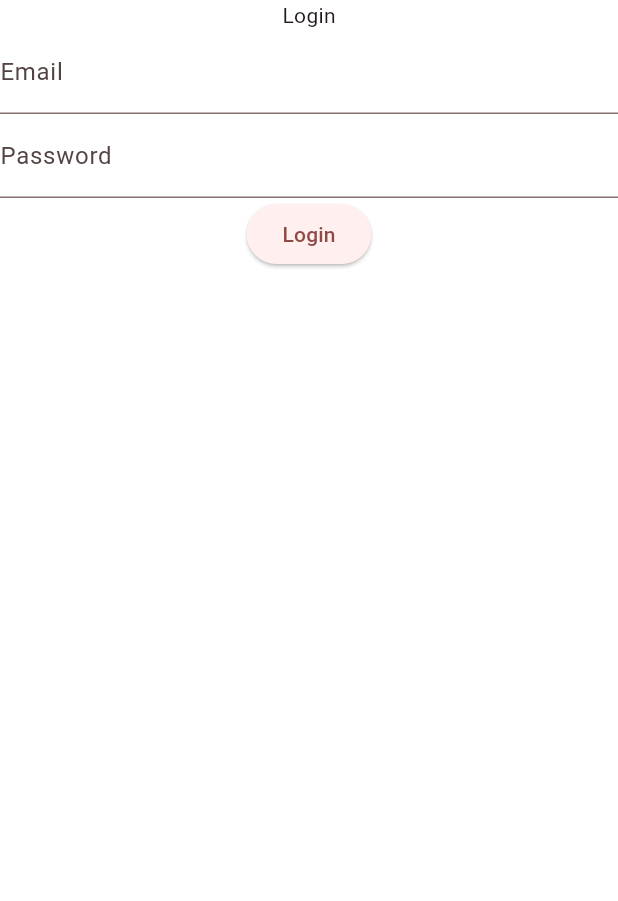
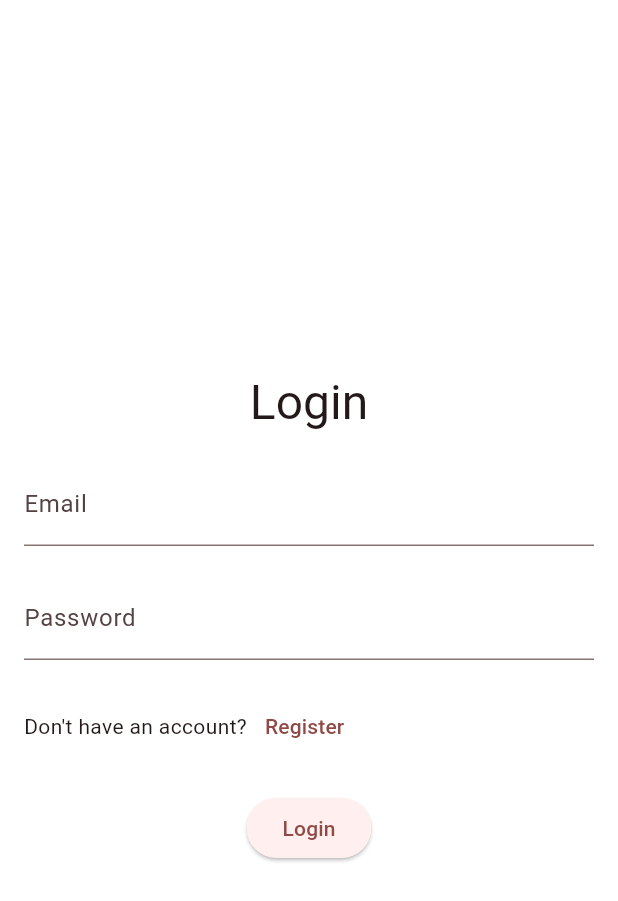
Before and after one commit to thato-codes-4-fun/pokedex_assessment, a Flutter app: the screen it shows after launch, on a phone screen of 412 x 824 dp. Shown: the top 901 px of the screen. Run offline on Flutter 3.47's test engine with Material 3 defaults, Android fonts, the light colour scheme and no system bars; our stand-ins replace firebase_auth, firebase_core, hive_flutter; accounts and stored records are empty.

Commit message:
improved login and lregisterscreen + app routing and improved auth wrapper

```diff
--- a/lib/core/auth/auth_wrapper.dart
+++ b/lib/core/auth/auth_wrapper.dart
@@ -1,11 +1,11 @@
 import 'package:flutter/material.dart';
 import 'package:pokedex_assessment/viewmodels/auth_viewmodel.dart';
 import 'package:pokedex_assessment/views/auth/login_screen.dart';
+import 'package:pokedex_assessment/views/home/home_screen.dart';
 import 'package:provider/provider.dart';
 
 class AuthWrapper extends StatelessWidget {
-  final Widget child;
-  const AuthWrapper({super.key, required this.child});
+  const AuthWrapper({super.key});
 
   @override
   Widget build(BuildContext context) {
@@ -13,6 +13,6 @@ class AuthWrapper extends StatelessWidget {
     if (authVM.currentUser == null) {
       return LoginScreen();
     }
-    return child;
+    return HomeScreen();
   }
 }
--- a/lib/core/routes/app_router.dart
+++ b/lib/core/routes/app_router.dart
@@ -1,17 +1,21 @@
 import 'package:flutter/material.dart';
 import 'package:pokedex_assessment/views/auth/login_screen.dart';
+import 'package:pokedex_assessment/views/auth/register_screen.dart';
 import 'package:pokedex_assessment/views/home/home_screen.dart';
 import 'package:pokedex_assessment/views/pokemon/pokemon_screen.dart';
 
 class AppRouter {
-  static const String auth = '/';
+  static const String login = '/login';
+  static const String register = '/register';
   static const String home = '/home';
   static const String pokemonDetails = '/pokemon-details';
 
   static Route<dynamic> generateRoute(RouteSettings settings) {
     switch (settings.name) {
-      case auth:
+      case login:
         return MaterialPageRoute(builder: (context) => const LoginScreen());
+      case register:
+        return MaterialPageRoute(builder: (context) => const RegisterScreen());
       case home:
         return MaterialPageRoute(builder: (context) => const HomeScreen());
       case pokemonDetails:
--- a/lib/main.dart
+++ b/lib/main.dart
@@ -1,10 +1,12 @@
 import 'package:firebase_core/firebase_core.dart';
 import 'package:flutter/material.dart';
 import 'package:hive_flutter/adapters.dart';
+import 'package:pokedex_assessment/core/auth/auth_wrapper.dart';
 import 'package:pokedex_assessment/core/routes/app_router.dart';
 
 import 'package:pokedex_assessment/core/theme/app_theme.dart';
 import 'package:pokedex_assessment/firebase_options.dart';
+import 'package:pokedex_assessment/viewmodels/auth_viewmodel.dart';
 import 'package:pokedex_assessment/viewmodels/theme_viewmodel.dart';
 import 'package:pokedex_assessment/views/home/home_screen.dart';
 import 'package:provider/provider.dart';
@@ -15,7 +17,13 @@
   final themeVM = ThemeViewModel();
   await Firebase.initializeApp(options: DefaultFirebaseOptions.currentPlatform);
   runApp(
-    ChangeNotifierProvider(create: (context) => themeVM, child: const MyApp()),
+    MultiProvider(
+      providers: [
+        ChangeNotifierProvider(create: (context) => themeVM),
+        ChangeNotifierProvider(create: (context) => AuthViewModel()),
+      ],
+      child: const MyApp(),
+    ),
   );
 }
 
@@ -30,7 +38,8 @@
       theme: AppTheme.lightTheme,
       darkTheme: AppTheme.darkTheme,
       onGenerateRoute: AppRouter.generateRoute,
-      initialRoute: AppRouter.auth,
+      home: AuthWrapper(),
+      // initialRoute: AppRouter.home,
     );
   }
 }
--- a/lib/views/auth/login_screen.dart
+++ b/lib/views/auth/login_screen.dart
@@ -1,4 +1,5 @@
 import 'package:flutter/material.dart';
+import 'package:pokedex_assessment/core/routes/app_router.dart';
 
 class LoginScreen extends StatefulWidget {
   const LoginScreen({super.key});
@@ -11,13 +12,39 @@ class _LoginScreenState extends State<LoginScreen> {
   @override
   Widget build(BuildContext context) {
     return Scaffold(
-      body: Center(
+      body: Padding(
+        padding: const EdgeInsets.symmetric(horizontal: 16.0),
         child: Column(
+          mainAxisAlignment: MainAxisAlignment.center,
+          crossAxisAlignment: CrossAxisAlignment.center,
+          spacing: 20,
           children: [
-            Text('Login'),
+            // Image.asset(
+            //   'assets/images/logo.png',
+            //   width: 100,
+            //   height: 100,
+            //   fit: BoxFit.cover,
+            // ),
+            Text('Login', style: Theme.of(context).textTheme.headlineLarge),
             TextField(decoration: InputDecoration(labelText: 'Email')),
             TextField(decoration: InputDecoration(labelText: 'Password')),
-            ElevatedButton(onPressed: () {}, child: Text('Login')),
+            Row(
+              children: [
+                Text('Don\'t have an account?'),
+                TextButton(
+                  onPressed: () {
+                    Navigator.pushNamed(context, AppRouter.register);
+                  },
+                  child: Text('Register'),
+                ),
+              ],
+            ),
+            ElevatedButton(
+              onPressed: () {
+                Navigator.pushNamed(context, AppRouter.home);
+              },
+              child: Text('Login'),
+            ),
           ],
         ),
       ),
```
Also changed, not shown: lib/views/auth/register_screen.dart (+32 -1 lines).
